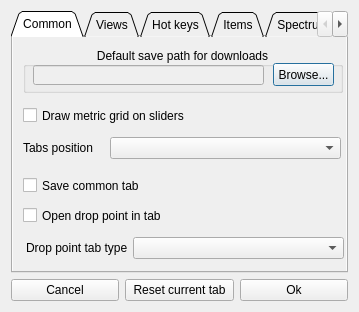
Qt form dialogs/settings_dialog.ui (jeyboy/playo3) before a commit.
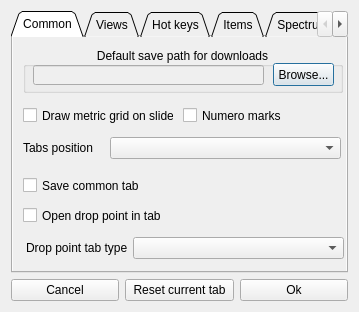
The same form after that commit.

Patch:
```diff
--- a/dialogs/settings_dialog.ui
+++ b/dialogs/settings_dialog.ui
@@ -127,7 +127,7 @@
             <rect>
              <x>10</x>
              <y>70</y>
-             <width>311</width>
+             <width>151</width>
              <height>17</height>
             </rect>
            </property>
@@ -207,6 +207,19 @@
             </rect>
            </property>
           </widget>
+          <widget class="QCheckBox" name="drawMetricsNumero">
+           <property name="geometry">
+            <rect>
+             <x>170</x>
+             <y>70</y>
+             <width>151</width>
+             <height>17</height>
+            </rect>
+           </property>
+           <property name="text">
+            <string>Numero marks</string>
+           </property>
+          </widget>
          </widget>
         </widget>
        </item>
```
Left out of the diff: 4 changed lines with no effect on the pictures.
